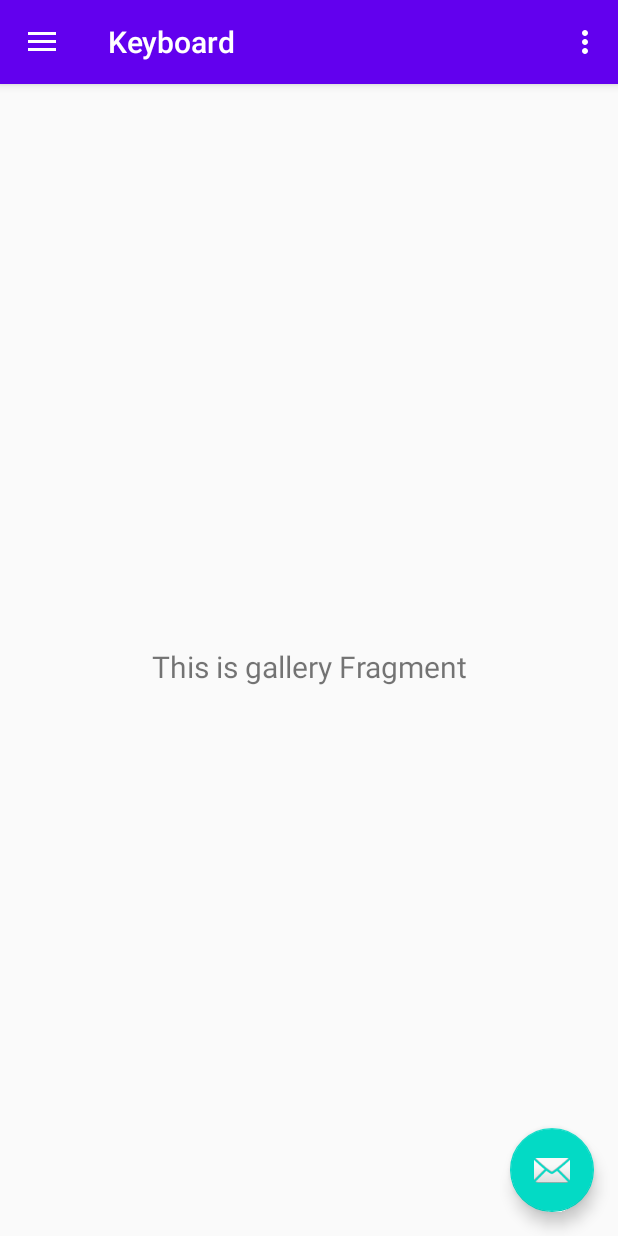
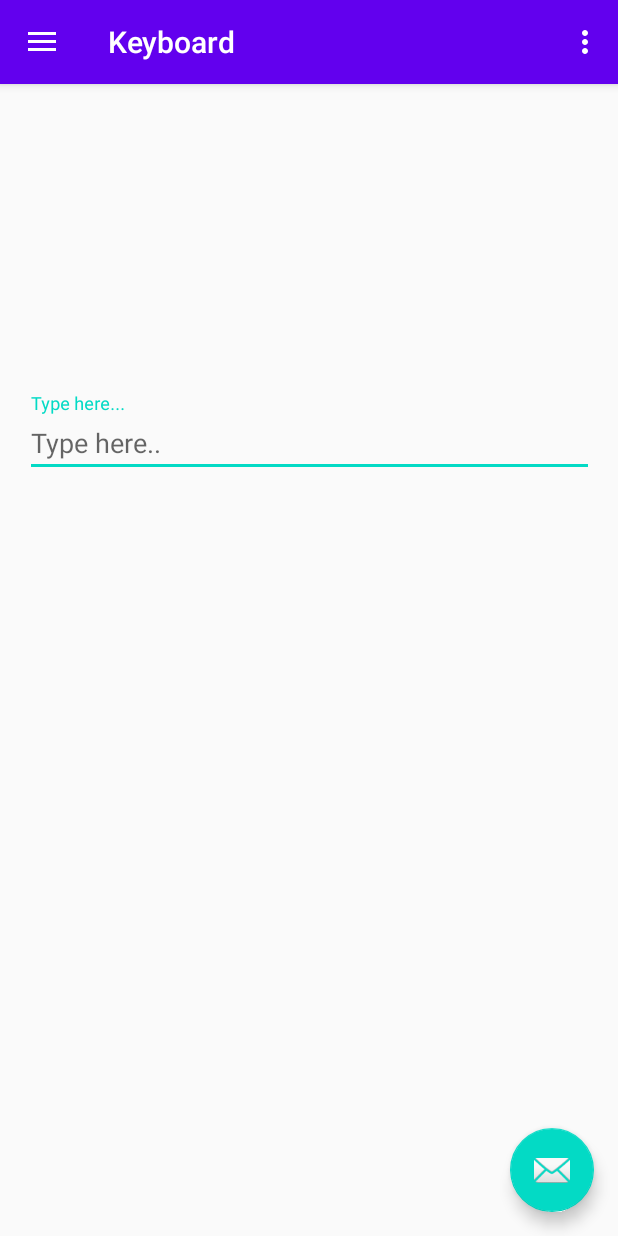
Before and after one commit to YoshiS214/Smart-Mouse, an Android app: the screen it shows after launch (MainActivity), in the side drawer, after a tap on "Keyboard", on a phone screen of 412 x 824 dp. Run offline under Robolectric (Android 15) with nearby library versions, the phone set to English and light mode, and no system bars; our stand-ins replace navigation-ui.

Commit message:
Changed fragment_gallery.xml and fragment_slideshow.xml to make keyboard page and touchpad page.

```diff
--- a/app/src/main/java/com/example/smartmouse/ui/gallery/GalleryFragment.kt
+++ b/app/src/main/java/com/example/smartmouse/ui/gallery/GalleryFragment.kt
@@ -9,6 +9,7 @@ import androidx.fragment.app.Fragment
 import androidx.lifecycle.Observer
 import androidx.lifecycle.ViewModelProviders
 import com.example.smartmouse.R
+import com.google.android.material.textfield.TextInputEditText
 
 class GalleryFragment : Fragment() {
 
@@ -22,9 +23,9 @@ class GalleryFragment : Fragment() {
         galleryViewModel =
                 ViewModelProviders.of(this).get(GalleryViewModel::class.java)
         val root = inflater.inflate(R.layout.fragment_gallery, container, false)
-        val textView: TextView = root.findViewById(R.id.text_gallery)
+        val textInput: TextInputEditText = root.findViewById(R.id.input_text)
         galleryViewModel.text.observe(viewLifecycleOwner, Observer {
-            textView.text = it
+            textInput.hint = it
         })
         return root
     }
--- a/app/src/main/java/com/example/smartmouse/ui/gallery/GalleryViewModel.kt
+++ b/app/src/main/java/com/example/smartmouse/ui/gallery/GalleryViewModel.kt
@@ -7,7 +7,7 @@ import androidx.lifecycle.ViewModel
 class GalleryViewModel : ViewModel() {
 
     private val _text = MutableLiveData<String>().apply {
-        value = "This is gallery Fragment"
+        value = "Type here.."
     }
     val text: LiveData<String> = _text
 }
--- a/app/src/main/java/com/example/smartmouse/ui/slideshow/SlideshowFragment.kt
+++ b/app/src/main/java/com/example/smartmouse/ui/slideshow/SlideshowFragment.kt
@@ -1,6 +1,7 @@
 package com.example.smartmouse.ui.slideshow
 
 import android.os.Bundle
+import android.view.GestureDetector
 import android.view.LayoutInflater
 import android.view.View
 import android.view.ViewGroup
@@ -22,10 +23,7 @@ class SlideshowFragment : Fragment() {
         slideshowViewModel =
                 ViewModelProviders.of(this).get(SlideshowViewModel::class.java)
         val root = inflater.inflate(R.layout.fragment_slideshow, container, false)
-        val textView: TextView = root.findViewById(R.id.text_slideshow)
-        slideshowViewModel.text.observe(viewLifecycleOwner, Observer {
-            textView.text = it
-        })
+        val gesture : GestureDetector = GestureDetector(context, GestureDetector.SimpleOnGestureListener())
         return root
     }
 }
--- a/app/src/main/res/layout/fragment_gallery.xml
+++ b/app/src/main/res/layout/fragment_gallery.xml
@@ -6,17 +6,22 @@
     android:layout_height="match_parent"
     tools:context=".ui.gallery.GalleryFragment">
 
-    <TextView
-        android:id="@+id/text_gallery"
-        android:layout_width="match_parent"
+    <com.google.android.material.textfield.TextInputLayout
+        android:layout_width="379dp"
         android:layout_height="wrap_content"
-        android:layout_marginStart="8dp"
-        android:layout_marginTop="8dp"
-        android:layout_marginEnd="8dp"
-        android:textAlignment="center"
-        android:textSize="20sp"
+        android:layout_marginStart="5dp"
+        android:layout_marginTop="200dp"
+        android:layout_marginEnd="5dp"
+        android:layout_marginBottom="500dp"
         app:layout_constraintBottom_toBottomOf="parent"
         app:layout_constraintEnd_toEndOf="parent"
         app:layout_constraintStart_toStartOf="parent"
-        app:layout_constraintTop_toTopOf="parent" />
+        app:layout_constraintTop_toTopOf="parent">
+
+        <com.google.android.material.textfield.TextInputEditText
+            android:id="@+id/input_text"
+            android:layout_width="match_parent"
+            android:layout_height="wrap_content"
+            android:hint="@string/input_text" />
+    </com.google.android.material.textfield.TextInputLayout>
 </androidx.constraintlayout.widget.ConstraintLayout>
--- a/app/src/main/res/values/strings.xml
+++ b/app/src/main/res/values/strings.xml
@@ -12,4 +12,5 @@
     <string name="menu_touchpad">Touchpad</string>
     <string name="mouse_3D">3D</string>
     <string name="mouse_2D">2D</string>
+    <string name="input_text">Type here...</string>
 </resources>
```
Also changed, not shown: app/src/main/res/layout/fragment_slideshow.xml (+9 -8 lines).
